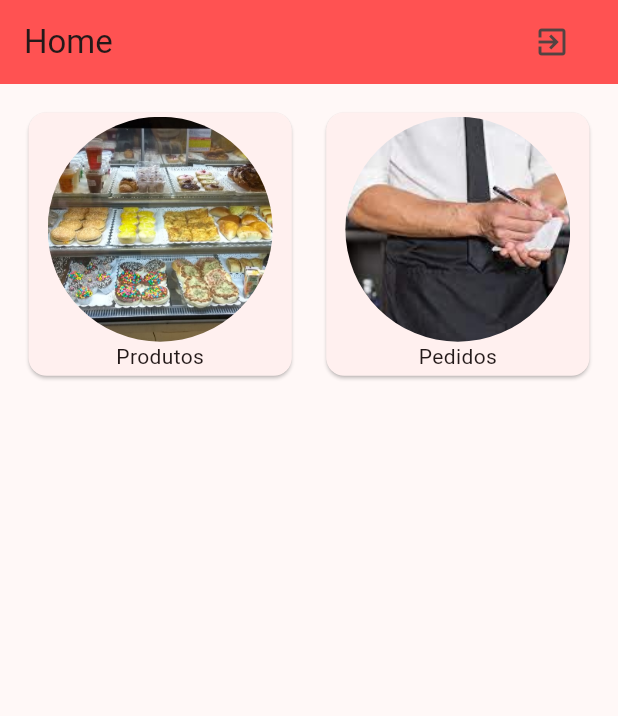
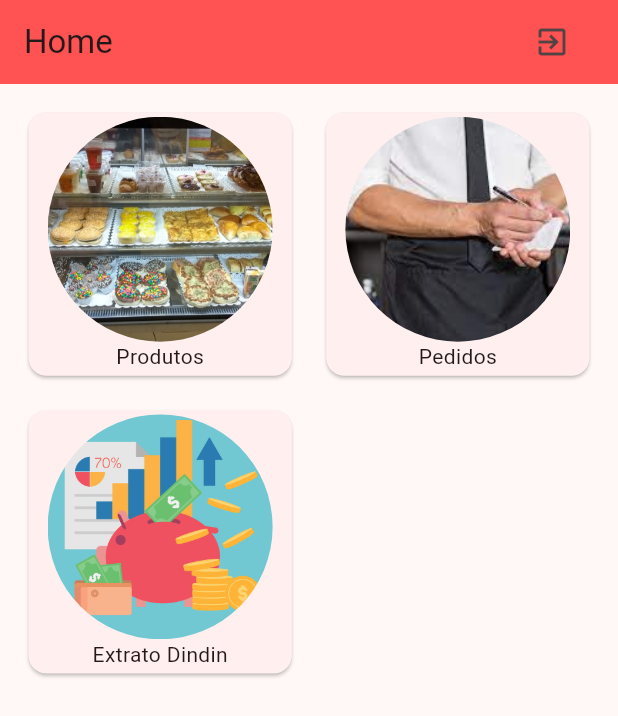
Before and after one commit to SilvaeAlves/e_cantina_app, a Flutter app: the HomeScreen screen opened directly, on a phone screen of 412 x 824 dp. Shown: the top 716 px of the screen. Run offline on Flutter 3.47's test engine with Material 3 defaults, Android fonts, the phone set to English and light mode, and no system bars; our stand-ins replace animated_splash_screen, cloud_firestore, firebase_core, firebase_crashlytics, page_transition, shared_preferences; accounts and stored records are empty.

Commit message:
Correção de telas, criação de botão e da tela Extrato Dindin

```diff
--- a/lib/main.dart
+++ b/lib/main.dart
@@ -1,8 +1,7 @@
 import 'package:animated_splash_screen/animated_splash_screen.dart';
 import 'package:e_cantina_app/app_data/app_data.dart';
-import 'package:e_cantina_app/screens/home_screen.dart';
 import 'package:e_cantina_app/screens/start_page.dart';
-import 'package:e_cantina_app/screens/tela_login.dart';
+
 import 'package:flutter/foundation.dart';
 import 'package:flutter/material.dart';
 import 'package:page_transition/page_transition.dart';
@@ -30,13 +29,14 @@ class MyApp extends StatelessWidget {
   @override
   Widget build(BuildContext context) {
     return MaterialApp(
+      debugShowCheckedModeBanner: false,
         title: 'Flutter Demo',
         theme: ThemeData(
           colorScheme: ColorScheme.fromSeed(seedColor: Colors.redAccent),
           useMaterial3: true,
         ),
         home: AnimatedSplashScreen(
-          duration: 2500,
+          duration: 5000,
           splash: Container(
               color: Colors.transparent,
               child: Image.asset('assets/images/ativo_4@300x.png')),
--- a/lib/screens/home_screen.dart
+++ b/lib/screens/home_screen.dart
@@ -1,3 +1,4 @@
+import 'package:e_cantina_app/screens/extract_dindin.dart';
 import 'package:e_cantina_app/screens/orders_user_screen.dart';
 import 'package:e_cantina_app/screens/product_screens.dart';
 import 'package:e_cantina_app/screens/tela_login.dart';
@@ -95,7 +96,38 @@ class _HomeScreenState extends State<HomeScreen> {
                     ),
                   ),
                 ),
+              ),
+              GestureDetector(
+                onTap: () {
+                  Navigator.push(context, MaterialPageRoute(builder: (context) {
+                    return const ExtractDindin();
+                  }));
+                },
+                child: Container(
+                  decoration: BoxDecoration(
+                    borderRadius: BorderRadius.circular(10),
+                  ),
+                  child: Card(
+                    child: Column(
+                      mainAxisAlignment: MainAxisAlignment.center,
+                      children: [
+                        ClipOval(
+                          child: Image.asset(
+                            'assets/images/dindin.webp',
+                            fit: BoxFit.cover,
+                            width: 150,
+                            height: 150,
+                          ),
+                        ),
+                        const Text('Extrato Dindin'),
+                      ],
+                    ),
+                  ),
+                ),
               )
-            ])));
+            ]
+            )
+        )
+    );
   }
 }
--- a/lib/screens/orders_user_screen.dart
+++ b/lib/screens/orders_user_screen.dart
@@ -1,5 +1,4 @@
 import 'package:e_cantina_app/app_data/app_data.dart';
-import 'package:e_cantina_app/models/customer_model.dart';
 import 'package:e_cantina_app/models/order_model.dart';
 import 'package:flutter/material.dart';
 import 'package:provider/provider.dart';
@@ -38,7 +37,8 @@ class _OrderUserScreenState extends State<OrderUserScreen> {
                 physics: const NeverScrollableScrollPhysics(),
                 itemCount: appData.orders.length,
                 itemBuilder: (context, index) {
-                  return Column(
+                  return Expanded(
+                    child: Column(
                       children: [
                         Card(
                           child: ListTile(
@@ -80,6 +80,7 @@ class _OrderUserScreenState extends State<OrderUserScreen> {
                           thickness: 2,
                         )
                       ],
+                    ),
                   );
                 },
               ),
--- a/lib/screens/tela_cadastro.dart
+++ b/lib/screens/tela_cadastro.dart
@@ -1,6 +1,8 @@
 import 'package:e_cantina_app/models/customer_model.dart';
 import 'package:e_cantina_app/screens/product_screens.dart';
+import 'package:e_cantina_app/screens/tela_login.dart';
 import 'package:flutter/material.dart';
+import 'package:flutter/services.dart';
 
 class RegisterScreen extends StatefulWidget {
   const RegisterScreen({super.key});
@@ -28,6 +30,7 @@ class _RegisterScreenState extends State<RegisterScreen> {
       ),
       body: Container(
         padding: const EdgeInsets.all(16.0),
+        child: SingleChildScrollView(
           child: Column(
             crossAxisAlignment: CrossAxisAlignment.start,
             children: [
@@ -128,7 +131,7 @@ class _RegisterScreenState extends State<RegisterScreen> {
                         Navigator.push(
                           context,
                           MaterialPageRoute(
-                          builder: (context) => const ProductsScreen(),
+                            builder: (context) => const LoginScreen(),
                           ),
                         );
                       }
@@ -138,6 +141,7 @@ class _RegisterScreenState extends State<RegisterScreen> {
                 child: const Center(child: Text('Salvar')),
               ),
             ],
+          ),
         ),
       ),
     );
--- a/lib/screens/tela_login.dart
+++ b/lib/screens/tela_login.dart
@@ -2,8 +2,8 @@
 
 import 'package:e_cantina_app/models/customer_model.dart';
 import 'package:e_cantina_app/screens/home_screen.dart';
-import 'package:e_cantina_app/screens/product_screens.dart';
 import 'package:flutter/material.dart';
+import 'package:flutter/services.dart';
 
 class LoginScreen extends StatefulWidget {
   const LoginScreen({super.key});
--- a/pubspec.yaml
+++ b/pubspec.yaml
@@ -94,6 +94,8 @@ flutter:
      - assets/images/ativo_6@300x.png
      - assets/images/produtos.jpeg
      - assets/images/pedidos.jpeg
+     - assets/images/dindin.webp
+
        # An image asset can refer to one or more resolution-specific "variants", see
   # https://flutter.dev/assets-and-images/#resolution-aware
 
```
Also changed, not shown: lib/screens/extract_dindin.dart (added, +108 -0 lines), assets/images/dindin.webp (added), pubspec.lock, 1 other file. Lines whose indentation alone changed are shown as unchanged.
